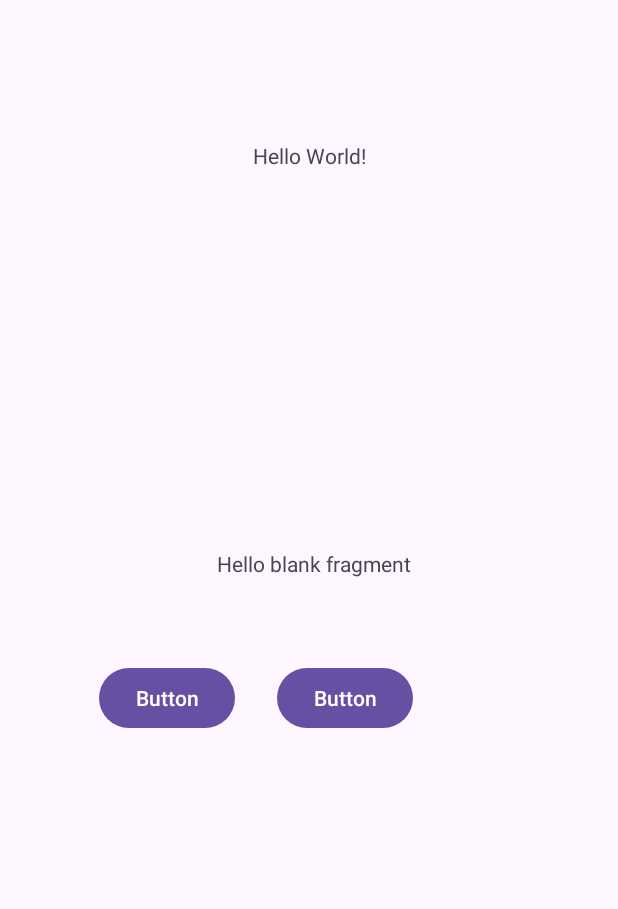
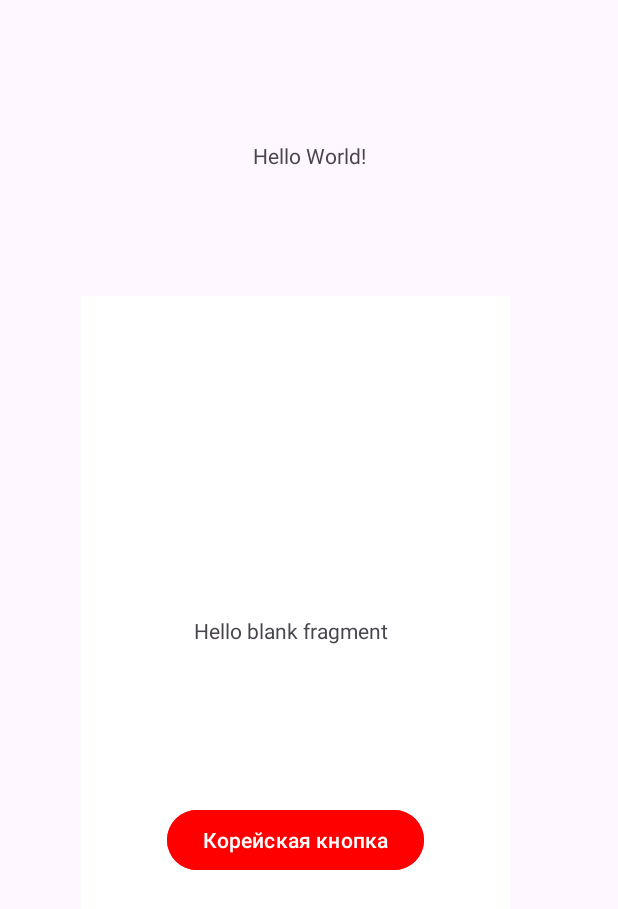
Before and after one commit to M99nie/Lab-Rab-Development, an Android app: the screen it shows after launch (MainActivity), on a phone screen of 412 x 824 dp. Shown: the top 909 px of the screen. Run offline under Robolectric (Android 15) with nearby library versions, the phone set to English and light mode, and no system bars.

Commit message:
Interactive button

```diff
--- a/LabRab1/app/src/main/java/com/example/labrab1/Imya.java
+++ b/LabRab1/app/src/main/java/com/example/labrab1/Imya.java
@@ -1,63 +1,42 @@
 package com.example.labrab1;
 
 import android.os.Bundle;
+
+import androidx.annotation.NonNull;
+import androidx.annotation.Nullable;
 import androidx.fragment.app.Fragment;
 import android.view.LayoutInflater;
 import android.view.View;
 import android.view.ViewGroup;
+import android.widget.Button;
+import android.widget.TextView;
+import android.view.View.OnClickListener;
 
-/**
- * A simple {@link Fragment} subclass.
- * Use the {@link Imya#newInstance} factory method to
- * create an instance of this fragment.
- *
- */
 public class Imya extends Fragment {
-
-    // TODO: Rename parameter arguments, choose names that match
-    // the fragment initialization parameters, e.g. ARG_ITEM_NUMBER
-    private static final String ARG_PARAM1 = "param1";
-    private static final String ARG_PARAM2 = "param2";
-
-    // TODO: Rename and change types of parameters
-    private String mParam1;
-    private String mParam2;
-
-    /**
-     * Use this factory method to create a new instance of
-     * this fragment using the provided parameters.
-     *
-     * @param param1 Parameter 1.
-     * @param param2 Parameter 2.
-     * @return A new instance of fragment Imya.
-     */
-    // TODO: Rename and change types and number of parameters
-    public static Imya newInstance(String param1, String param2) {
-        Imya fragment = new Imya();
-        Bundle args = new Bundle();
-        args.putString(ARG_PARAM1, param1);
-        args.putString(ARG_PARAM2, param2);
-        fragment.setArguments(args);
-        return fragment;
-    }
+    TextView textView2;
+    Button button4;
 
     public Imya() {
         // Required empty public constructor
+        super(R.layout.fragment_imya);
     }
 
-    @Override
-    public void onCreate(Bundle savedInstanceState) {
-        super.onCreate(savedInstanceState);
-        if (getArguments() != null) {
-            mParam1 = getArguments().getString(ARG_PARAM1);
-            mParam2 = getArguments().getString(ARG_PARAM2);
-        }
-    }
+
 
     @Override
-    public View onCreateView(LayoutInflater inflater, ViewGroup container,
-                             Bundle savedInstanceState) {
-        // Inflate the layout for this fragment
-        return inflater.inflate(R.layout.fragment_imya, container, false);
+    public void onViewCreated(@NonNull View view, @Nullable Bundle savedInstanceState) {
+        super.onViewCreated(view, savedInstanceState);
+        TextView textView2 = view.findViewById(R.id.textView2);
+        Button button4= view.findViewById (R.id. button4);
+
+        OnClickListener ocl = new OnClickListener() {
+            @Override
+            public void onClick(View v) {
+                textView2.setText("Button was pressed...");
+                // TODO Auto-generated method stub
+
+            }
+        };
+        button4.setOnClickListener(ocl);
     }
 }
--- a/LabRab1/app/src/main/java/com/example/labrab1/MainActivity.java
+++ b/LabRab1/app/src/main/java/com/example/labrab1/MainActivity.java
@@ -9,7 +9,6 @@ import androidx.core.view.ViewCompat;
 import androidx.core.view.WindowInsetsCompat;
 
 public class MainActivity extends AppCompatActivity {
-
     @Override
     protected void onCreate(Bundle savedInstanceState) {
         super.onCreate(savedInstanceState);
--- a/LabRab1/app/src/main/res/layout/activity_main.xml
+++ b/LabRab1/app/src/main/res/layout/activity_main.xml
@@ -4,10 +4,7 @@
     xmlns:tools="http://schemas.android.com/tools"
     android:id="@+id/main"
     android:layout_width="match_parent"
-    android:layout_height="match_parent"
-    android:visibility="visible"
-    tools:context=".MainActivity"
-    tools:visibility="visible">
+    android:layout_height="match_parent">
 
     <TextView
         android:id="@+id/textView"
@@ -25,9 +22,10 @@
         android:name="com.example.labrab1.Imya"
         android:layout_width="286dp"
         android:layout_height="492dp"
-        android:layout_marginTop="16dp"
-        android:layout_marginEnd="60dp"
+        android:layout_marginTop="84dp"
+        android:layout_marginEnd="72dp"
         app:layout_constraintEnd_toEndOf="parent"
-        app:layout_constraintTop_toBottomOf="@+id/textView" />
+        app:layout_constraintTop_toBottomOf="@+id/textView"
+        tools:layout="@layout/fragment_imya"/>
 
 </androidx.constraintlayout.widget.ConstraintLayout>
--- a/LabRab1/app/src/main/res/layout/fragment_imya.xml
+++ b/LabRab1/app/src/main/res/layout/fragment_imya.xml
@@ -1,12 +1,11 @@
 <?xml version="1.0" encoding="utf-8"?>
-<androidx.constraintlayout.widget.ConstraintLayout xmlns:android="http://schemas.android.com/apk/res/android"
+<androidx.constraintlayout.widget.ConstraintLayout
+    xmlns:android="http://schemas.android.com/apk/res/android"
     xmlns:app="http://schemas.android.com/apk/res-auto"
     xmlns:tools="http://schemas.android.com/tools"
     android:layout_width="match_parent"
     android:layout_height="match_parent"
-    android:visibility="visible"
-    tools:context=".Imya"
-    tools:visibility="visible">
+    android:background="#FFFFFF">
 
     <!-- TODO: Update blank fragment layout -->
 
@@ -16,27 +15,22 @@
         android:layout_height="wrap_content"
         android:text="@string/hello_blank_fragment"
         app:layout_constraintBottom_toBottomOf="parent"
+        app:layout_constraintHorizontal_bias="0.48"
         app:layout_constraintLeft_toLeftOf="parent"
         app:layout_constraintRight_toRightOf="parent"
-        app:layout_constraintTop_toTopOf="parent" />
-
-    <Button
-        android:id="@+id/button3"
-        android:layout_width="wrap_content"
-        android:layout_height="wrap_content"
-        android:layout_marginTop="56dp"
-        android:text="Button"
-        app:layout_constraintTop_toBottomOf="@+id/textView2"
-        tools:layout_editor_absoluteX="78dp" />
+        app:layout_constraintTop_toTopOf="parent"
+        app:layout_constraintVertical_bias="0.451" />
 
     <Button
         android:id="@+id/button4"
         android:layout_width="wrap_content"
         android:layout_height="wrap_content"
-        android:layout_marginStart="28dp"
-        android:layout_marginTop="56dp"
-        android:text="Button"
-        app:layout_constraintStart_toEndOf="@+id/button3"
-        app:layout_constraintTop_toBottomOf="@+id/textView2" />
+        android:layout_marginTop="19dp"
+        android:backgroundTint="#FF0000"
+        android:text="Корейская кнопка"
+        app:layout_constraintBottom_toBottomOf="parent"
+        app:layout_constraintEnd_toEndOf="parent"
+        app:layout_constraintStart_toStartOf="parent"
+        app:layout_constraintTop_toTopOf="@+id/textView2" />
 
 </androidx.constraintlayout.widget.ConstraintLayout>
```
